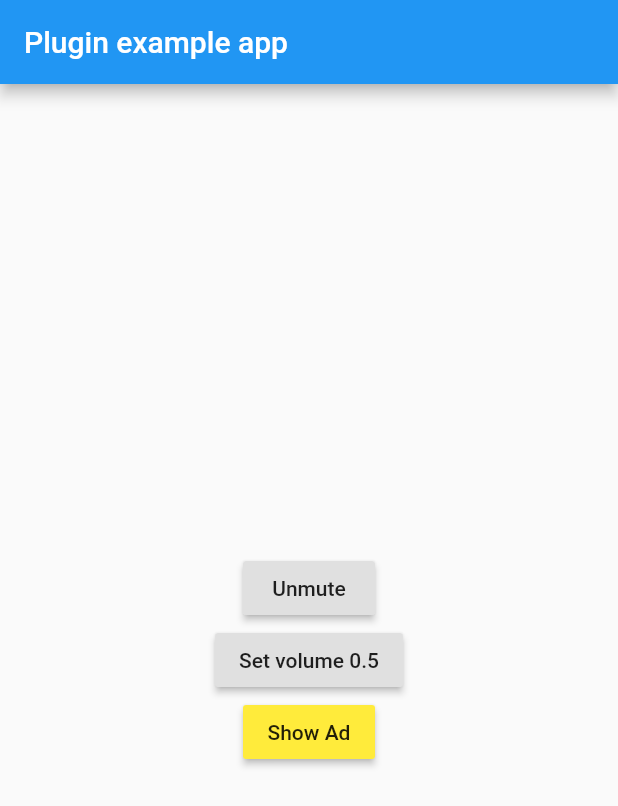
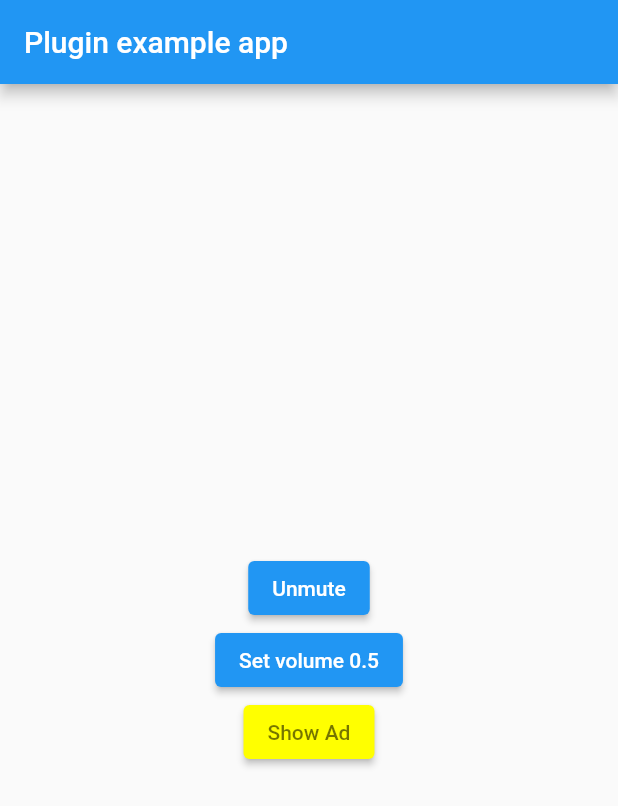
Before and after one commit to Innim/google_mobile_ads_ext, a Flutter app: the screen it shows after launch, after a tap on "Mute", on a phone screen of 412 x 824 dp. Shown: the top 806 px of the screen. Run offline on Flutter 3.47's test engine with Material 2 defaults, Android fonts, the phone set to English and light mode, and no system bars; our stand-ins replace google_mobile_ads.

```diff
--- a/example/lib/main.dart
+++ b/example/lib/main.dart
@@ -9,7 +9,7 @@ void main() {
 }
 
 class MyApp extends StatefulWidget {
-  const MyApp({Key key}) : super(key: key);
+  const MyApp({Key? key}) : super(key: key);
 
   @override
   _MyAppState createState() => _MyAppState();
@@ -34,7 +34,7 @@ class _MyAppState extends State<MyApp> {
               child: Column(
                 mainAxisAlignment: MainAxisAlignment.center,
                 children: [
-                  RaisedButton(
+                  ElevatedButton(
                     child: Text(_muted ? 'Unmute' : 'Mute'),
                     onPressed: () async {
                       final val = !_muted;
@@ -48,7 +48,7 @@ class _MyAppState extends State<MyApp> {
                       });
                     },
                   ),
-                  RaisedButton(
+                  ElevatedButton(
                     child: Text('Set volume $nextVal'),
                     onPressed: () async {
                       await GoogleMobileAdsExt.setAppVolume(nextVal);
@@ -62,9 +62,12 @@ class _MyAppState extends State<MyApp> {
                       });
                     },
                   ),
-                  RaisedButton(
+                  ElevatedButton(
                     child: const Text('Show Ad'),
-                    color: Colors.yellow,
+                    style: TextButton.styleFrom(
+                      backgroundColor: Colors.yellowAccent,
+                      primary: Colors.black54,
+                    ),
                     onPressed: _showAds,
                   ),
                 ],
@@ -122,7 +125,7 @@ class _MyAppState extends State<MyApp> {
   }
 
   void _showMessage(BuildContext context, String message) {
-    Scaffold.of(context).showSnackBar(SnackBar(
+    ScaffoldMessenger.of(context).showSnackBar(SnackBar(
       content: Text(message),
       duration: const Duration(seconds: 1),
     ));
--- a/lib/google_mobile_ads_ext.dart
+++ b/lib/google_mobile_ads_ext.dart
@@ -14,7 +14,6 @@ class GoogleMobileAdsExt {
   ///
   /// Defaults to `1.0`.
   static Future<void> setAppVolume(double value) async {
-    assert(value != null);
     assert(value >= 0 && value <= 1);
 
     await _channel.invokeMethod<void>(_methodSetAppVolume, value);
@@ -28,8 +27,6 @@ class GoogleMobileAdsExt {
   /// Defaults to `false`.
   // ignore: avoid_positional_boolean_parameters
   static Future<void> setAppMuted(bool value) async {
-    assert(value != null);
-
     await _channel.invokeMethod<void>(_methodSetAppMuted, value);
   }
 }
--- a/pubspec.yaml
+++ b/pubspec.yaml
@@ -1,13 +1,13 @@
 name: google_mobile_ads_ext
 description: Implements some missing AdMob features from google_mobile_ads.
-version: 0.1.0
+version: 0.2.0
 homepage: https://github.com/Innim/google_mobile_ads_ext
 repository: https://github.com/Innim/google_mobile_ads_ext
 issue_tracker: https://github.com/Innim/google_mobile_ads_ext/issues
 
 environment:
-  sdk: ">=2.7.0 <3.0.0"
-  flutter: ">=1.20.0 <2.0.0"
+  sdk: ">=2.12.0 <3.0.0"
+  flutter: ">=2.0.0 <3.0.0"
 
 dependencies:
   flutter:
```
Also changed, not shown: example/pubspec.yaml (+5 -5 lines), example/pubspec.lock, pubspec.lock, 3 other files.
